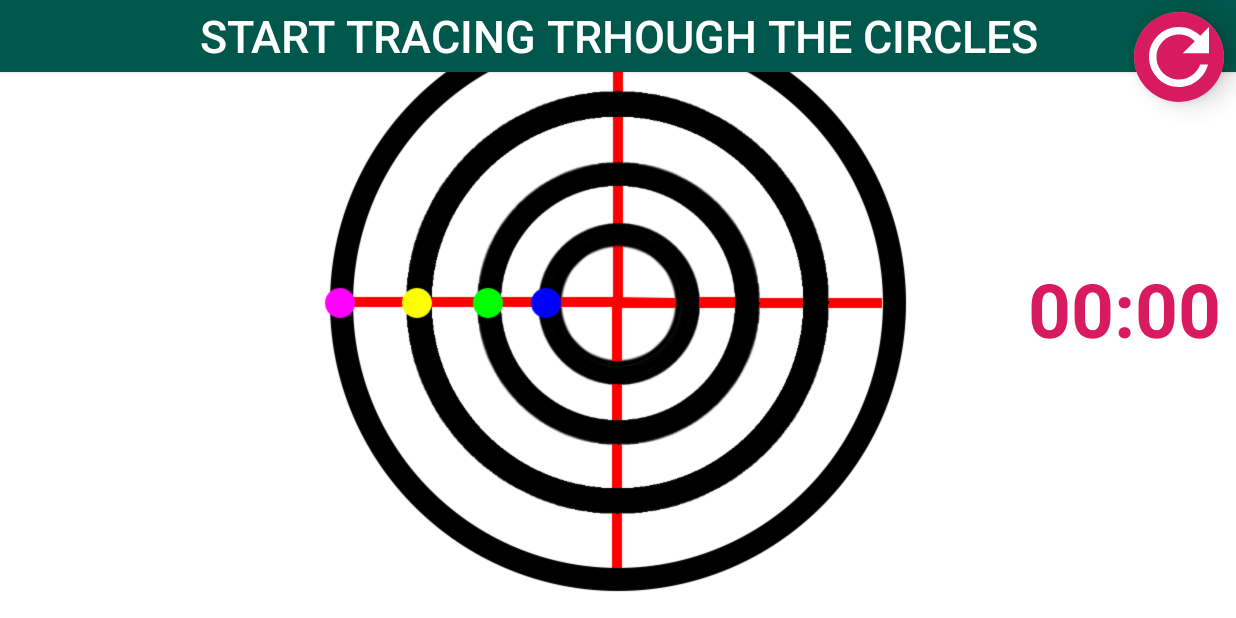
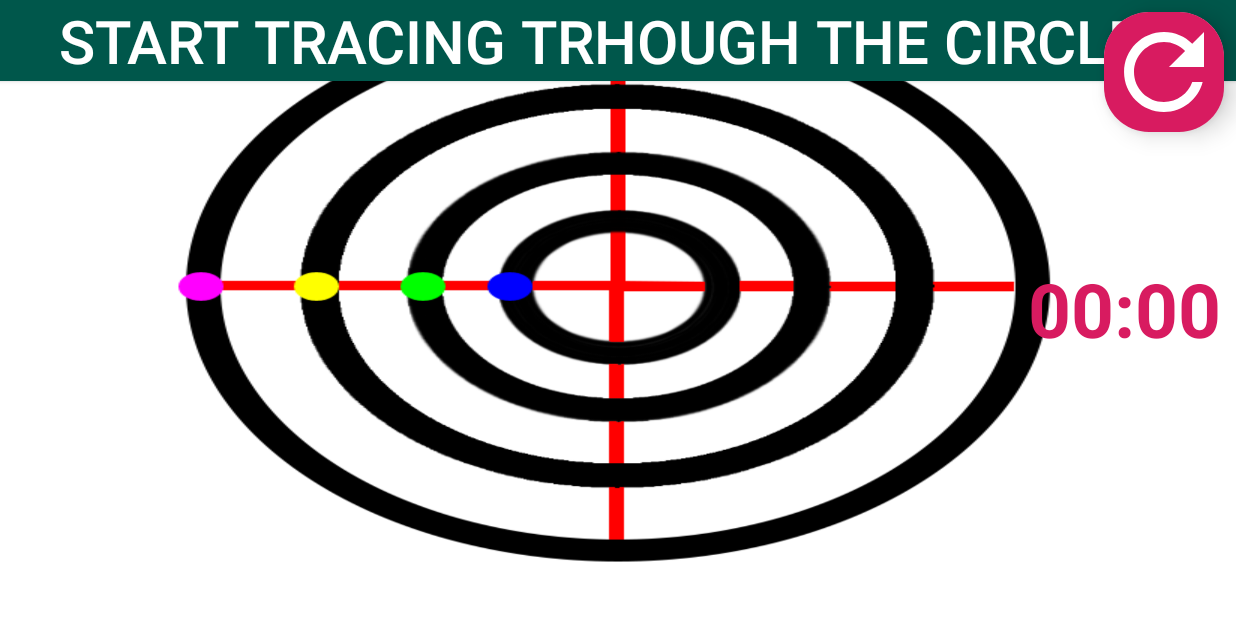
Before and after one commit to AthulKrishna14310/ConcentricCircleDraw_on_release, an Android app: the MainActivity screen opened directly, with no data from a screen before it, on a phone screen of 824 x 412 dp (held sideways). Run offline under Robolectric (Android 15) with nearby library versions, the phone set to English and light mode, and no system bars; libraries missing offline, so code that uses them is left out: com.crowdfire.cfalertdialog.

Commit message:
Final Commit for the tablet

```diff
--- a/app/src/main/java/com/example/concentriccircledraw/MainActivity.java
+++ b/app/src/main/java/com/example/concentriccircledraw/MainActivity.java
@@ -118,7 +118,7 @@ public class MainActivity extends AppCompatActivity {
                             "to" +
                             " try " +
                             "concentric circles  " +
-                            "yourself.")
+                            "yourself . Score :: " +marks)
                     .setIcon(R.drawable.ic_check_circle_black_24dp)
                     .addButton("Try your self", -1, -1, CFAlertDialog.CFAlertActionStyle.POSITIVE,
                             CFAlertDialog.CFAlertActionAlignment.END, new DialogInterface.OnClickListener() {
--- a/app/src/main/java/com/example/concentriccircledraw/PaintView.java
+++ b/app/src/main/java/com/example/concentriccircledraw/PaintView.java
@@ -18,7 +18,7 @@ public class PaintView extends android.support.v7.widget.AppCompatImageView {
     public ViewGroup.LayoutParams params;
     private Path path=new Path();
     private Paint brush=new Paint();
-    private int SCORE=28;
+    private int SCORE=30;
     private Bitmap bitmap;
     private int touched=0;
     private int total=0;
@@ -60,7 +60,7 @@ public class PaintView extends android.support.v7.widget.AppCompatImageView {
         brush.setColor(Color.MAGENTA);
         brush.setStyle(Paint.Style.STROKE);
         brush.setStrokeJoin(Paint.Join.ROUND);
-        brush.setStrokeWidth(6f);
+        brush.setStrokeWidth(12f);
 
         this.setDrawingCacheEnabled(true);
         this.buildDrawingCache(true);
@@ -77,7 +77,7 @@ public class PaintView extends android.support.v7.widget.AppCompatImageView {
         brush.setColor(Color.MAGENTA);
         brush.setStyle(Paint.Style.STROKE);
         brush.setStrokeJoin(Paint.Join.ROUND);
-        brush.setStrokeWidth(6f);
+        brush.setStrokeWidth(12f);
 
         this.setBackground(context.getDrawable(R.drawable.circle));
         this.setDrawingCacheEnabled(true);
@@ -91,7 +91,7 @@ public class PaintView extends android.support.v7.widget.AppCompatImageView {
         brush.setColor(Color.MAGENTA);
         brush.setStyle(Paint.Style.STROKE);
         brush.setStrokeJoin(Paint.Join.ROUND);
-        brush.setStrokeWidth(6f);
+        brush.setStrokeWidth(12f);
 
         this.setBackground(context.getDrawable(R.drawable.circle));
         this.setDrawingCacheEnabled(true);
--- a/app/src/main/res/layout/activity_main.xml
+++ b/app/src/main/res/layout/activity_main.xml
@@ -10,22 +10,22 @@
 
     <com.example.concentriccircledraw.PaintView
         android:id="@+id/paintView"
-        android:layout_width="400dp"
-        android:layout_height="400dp"
+        android:layout_width="600dp"
+        android:layout_height="600dp"
         android:layout_alignParentBottom="true"
         android:layout_centerInParent="false"
         android:layout_centerHorizontal="true"
-        android:layout_marginBottom="10dp" />
+        android:layout_marginBottom="30dp" />
 
     <Button
+        android:id="@+id/finishButton"
         android:layout_width="match_parent"
         android:layout_height="wrap_content"
+        android:layout_alignParentTop="true"
+        android:background="@color/colorPrimaryDark"
         android:text="START TRACING TRHOUGH THE CIRCLES"
-        android:layout_alignParentTop="true"
-        android:textSize="30sp"
-        android:id="@+id/finishButton"
-        android:background="@color/colorPrimaryDark"
-        android:textColor="#FFFF"/>
+        android:textColor="#FFFF"
+        android:textSize="40sp" />
 
     <android.support.v7.widget.CardView
         android:layout_width="wrap_content"
@@ -36,13 +36,13 @@
         android:layout_alignParentRight="true"
         android:layout_margin="8dp"
         >
-    <Button
-        android:layout_width="60dp"
-        android:layout_height="60dp"
-        android:id="@+id/refreshButton"
-        android:foreground="@drawable/ic_refresh_black_24dp"
-        android:background="@color/colorAccent"
-        />
+
+        <Button
+            android:id="@+id/refreshButton"
+            android:layout_width="80dp"
+            android:layout_height="80dp"
+            android:background="@color/colorAccent"
+            android:foreground="@drawable/ic_refresh_black_24dp" />
      </android.support.v7.widget.CardView>
     <Chronometer
         android:layout_width="wrap_content"
--- a/app/src/main/res/layout/activity_try_ur_self.xml
+++ b/app/src/main/res/layout/activity_try_ur_self.xml
@@ -10,12 +10,12 @@
 
     <com.example.concentriccircledraw.CircleDrawLayout
         android:id="@+id/circleDrawLayout"
-        android:layout_width="400dp"
-        android:layout_height="400dp"
+        android:layout_width="600dp"
+        android:layout_height="600dp"
         android:layout_alignParentBottom="true"
         android:layout_centerInParent="false"
         android:layout_centerHorizontal="true"
-        android:layout_marginBottom="10dp" />
+        android:layout_marginBottom="30dp" />
 
     <Button
         android:id="@+id/finishButtontry"
```
Also changed, not shown: app/src/main/java/com/example/concentriccircledraw/TryUrSelfActivity.java (+12 -11 lines).
